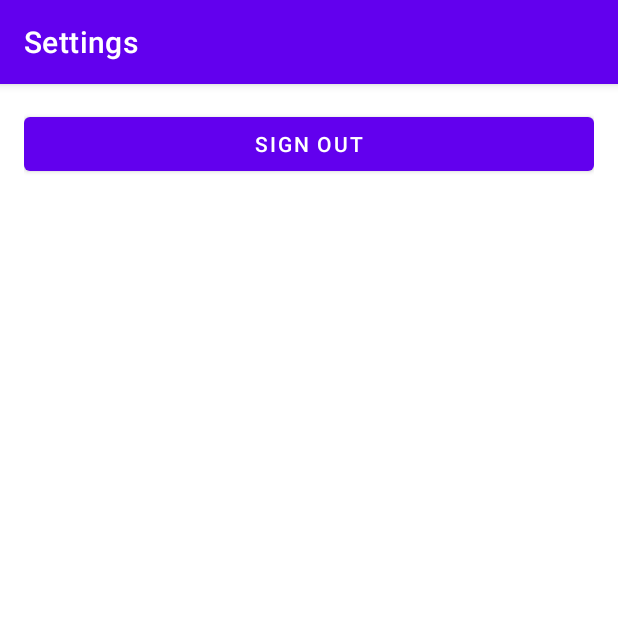
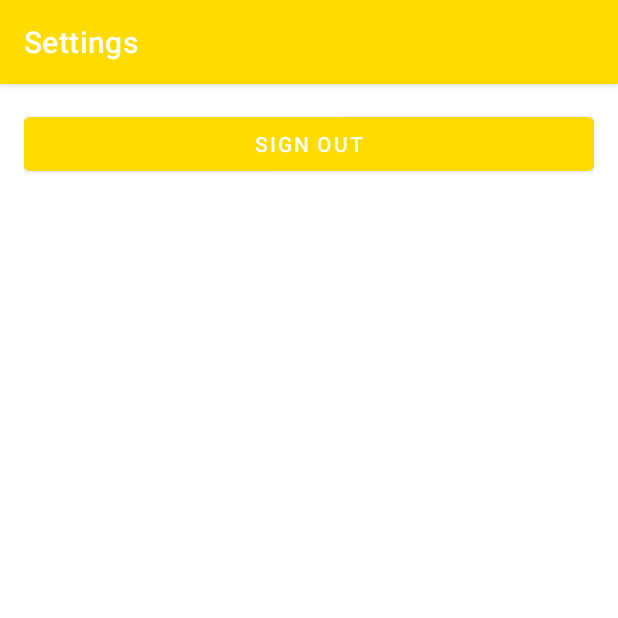
Before and after one commit to joe-jhou2/CS427-AppProject-Team44, an Android app: the SettingsActivity screen opened directly, with no data from a screen before it, on a phone screen of 412 x 824 dp, the top half of it. Run offline under Robolectric (Android 15) with nearby library versions, the phone set to English and light mode, and no system bars.

Commit message:
added 4 themes, edited themes.xml, activity_details&main rebasing

```diff
--- a/app/src/main/java/edu/uiuc/cs427app/MainActivity.java
+++ b/app/src/main/java/edu/uiuc/cs427app/MainActivity.java
@@ -6,6 +6,8 @@ import android.content.ContentValues;
 import android.content.Intent;
 
 import android.database.Cursor;
+import android.graphics.Color;
+import android.graphics.drawable.Drawable;
 import android.os.Bundle;
 import android.content.SharedPreferences;
 import androidx.appcompat.app.AppCompatActivity;
--- /dev/null
+++ b/app/src/main/res/drawable/dawn.xml
@@ -0,0 +1,9 @@
+<?xml version="1.0" encoding="utf-8"?>
+<shape xmlns:android="http://schemas.android.com/apk/res/android"
+    android:shape="rectangle">
+    <gradient
+        android:startColor="#ebbb7e"
+        android:endColor="#9b8395"
+        android:centerColor="#9e9ca0"
+        android:angle="90" />
+</shape>
--- /dev/null
+++ b/app/src/main/res/drawable/day.xml
@@ -0,0 +1,9 @@
+<?xml version="1.0" encoding="utf-8"?>
+<shape xmlns:android="http://schemas.android.com/apk/res/android"
+    android:shape="rectangle">
+    <gradient
+        android:startColor="#c5d2f4"
+        android:endColor="#06a3fc"
+        android:centerColor="#74bbfc"
+        android:angle="90" />
+</shape>
--- /dev/null
+++ b/app/src/main/res/drawable/dusk.xml
@@ -0,0 +1,9 @@
+<?xml version="1.0" encoding="utf-8"?>
+<shape xmlns:android="http://schemas.android.com/apk/res/android"
+    android:shape="rectangle">
+    <gradient
+        android:startColor="#e2ad71"
+        android:endColor="#250b56"
+        android:centerColor="#b6466c"
+        android:angle="90" />
+</shape>
--- /dev/null
+++ b/app/src/main/res/drawable/night.xml
@@ -0,0 +1,9 @@
+<?xml version="1.0" encoding="utf-8"?>
+<shape xmlns:android="http://schemas.android.com/apk/res/android"
+    android:shape="rectangle">
+    <gradient
+        android:startColor="#3c2353"
+        android:endColor="#040c1b"
+        android:centerColor="#201e43"
+        android:angle="90" />
+</shape>
--- a/app/src/main/res/layout/activity_details.xml
+++ b/app/src/main/res/layout/activity_details.xml
@@ -4,7 +4,8 @@
     xmlns:tools="http://schemas.android.com/tools"
     android:layout_width="match_parent"
     android:layout_height="match_parent"
-    tools:context=".MainActivity">
+    tools:context=".MainActivity"
+    android:background= "?myBackgroundGradient">
 
     <LinearLayout
         android:id="@+id/details"
--- a/app/src/main/res/layout/activity_main.xml
+++ b/app/src/main/res/layout/activity_main.xml
@@ -4,7 +4,9 @@
     xmlns:tools="http://schemas.android.com/tools"
     android:layout_width="match_parent"
     android:layout_height="match_parent"
-    tools:context=".MainActivity">
+    tools:context=".MainActivity"
+    android:background="?myBackgroundGradient"
+    >
 
     <Button
         android:id="@+id/themeButton"
@@ -25,13 +27,13 @@
             android:id="@+id/textView3"
             android:layout_width="match_parent"
             android:layout_height="50dp"
-            android:text="CS427 Project App" />
+            android:text="  CS427 Project App" />
 
         <TextView
             android:id="@+id/textView4"
             android:layout_width="match_parent"
             android:layout_height="wrap_content"
-            android:text="List of Locations" />
+            android:text="  List of Locations" />
 
         <TextView
             android:id="@+id/textView5"
@@ -47,7 +49,8 @@
         <TextView
             android:id="@+id/textView14"
             android:layout_width="match_parent"
-            android:layout_height="89dp" />
+            android:layout_height="89dp"
+             />
 
         <Button
             android:id="@+id/buttonAddCity"
--- a/app/src/main/res/values/colors.xml
+++ b/app/src/main/res/values/colors.xml
@@ -19,4 +19,5 @@
     <color name="green_400">#66BB6A</color>
     <color name="green_500">#4CAF50</color>
     <color name="green_700">#388E3C</color>
+    <attr name = "myBackgroundGradient" format = "integer"/>
 </resources>
--- a/app/src/main/res/values/themes.xml
+++ b/app/src/main/res/values/themes.xml
@@ -1,61 +1,60 @@
 <resources xmlns:tools="http://schemas.android.com/tools">
     <!-- Base application theme. -->
+
+    <style name="Theme.MyFirstApp" parent="Theme.MaterialComponents.DayNight.DarkActionBar">
+        <!-- Primary brand color. -->
+        <item name="colorPrimary">@color/purple_700</item>
+        <item name="colorPrimaryVariant">@color/purple_500</item>
+        <item name="colorOnPrimary">@color/white</item>
+        <!-- Status bar color. -->
+        <item name="android:statusBarColor" tools:targetApi="l">?attr/colorPrimaryVariant</item>
+        <item name ="myBackgroundGradient">@color/white</item>
+
+    </style>
+    <style name="Theme.Dawn" parent="Theme.MaterialComponents.DayNight.DarkActionBar">
+        <!-- Primary brand color. -->
+        <item name="colorPrimary">#e0ab8d</item>
+        <item name="colorPrimaryVariant">#f0d08f</item>
+        <item name="colorOnPrimary">@color/white</item>
+        <!-- Status bar color. -->
+        <item name="android:statusBarColor" tools:targetApi="l">?attr/colorPrimaryVariant</item>
+
+        <!-- Customize your theme here. -->
+        <item name ="myBackgroundGradient">@drawable/dawn</item>
+        <item name = "android:textColor">@color/white</item>
+    </style>
+    <style name="Theme.Dusk" parent="Theme.MaterialComponents.DayNight.DarkActionBar">
+        <!-- Primary brand color. -->
+        <item name="colorPrimary">#edc573</item>
+        <item name="colorPrimaryVariant">#d99771</item>
+        <item name="colorOnPrimary">@color/white</item>
+        <!-- Status bar color. -->
+        <item name="android:statusBarColor" tools:targetApi="l">?attr/colorPrimaryVariant</item>
+        <!-- Customize your theme here. -->
+        <item name ="myBackgroundGradient">@drawable/dusk</item>
+        <item name = "android:textColor">@color/white</item>
+    </style>
     <style name="Theme.Day" parent="Theme.MaterialComponents.DayNight.DarkActionBar">
         <!-- Primary brand color. -->
-        <item name="colorPrimary">@color/purple_500</item>
-        <item name="colorPrimaryVariant">@color/purple_700</item>
+        <item name="colorPrimary">#ffdb00</item>
+        <item name="colorPrimaryVariant">#fff099</item>
         <item name="colorOnPrimary">@color/white</item>
-        <!-- Secondary brand color. -->
-        <item name="colorSecondary">@color/teal_200</item>
-        <item name="colorSecondaryVariant">@color/teal_700</item>
-        <item name="colorOnSecondary">@color/black</item>
         <!-- Status bar color. -->
         <item name="android:statusBarColor" tools:targetApi="l">?attr/colorPrimaryVariant</item>
+        <!-- Customize your theme here. -->
+        <item name ="myBackgroundGradient">@drawable/day</item>
+        <item name = "android:textColor">@color/white</item>
     </style>
-
-    <!-- Additional theme. -->
     <style name="Theme.Night" parent="Theme.MaterialComponents.DayNight.DarkActionBar">
-        <!-- Color for primary components like the status bar -->
-        <item name="colorPrimary">#FFA000</item>
-        <item name="colorPrimaryDark">#FFA000</item>
-        <item name="colorAccent">#FFA000</item>
-        <!-- Text colors -->
-        <item name="android:textColor">#E0E0E0</item>
-        <item name="android:textColorPrimary">#E0E0E0</item>
-        <item name="android:textColorSecondary">#B0B0B0</item>
-        <!-- Background colors -->
-        <item name="android:windowBackground">#121212</item>
-        <item name="android:background">#242424</item>
-        <!-- Divider color -->
-        <item name="android:divider">#3A3A3A</item>
-    </style>
-
-    <!-- Additional theme. -->
-    <style name="Theme.Dawn" parent="Theme.MaterialComponents.DayNight.DarkActionBar">
         <!-- Primary brand color. -->
-        <item name="colorPrimary">@color/blue_500</item>
-        <item name="colorPrimaryVariant">@color/blue_700</item>
+        <item name="colorPrimary">#3f135c</item>
+        <item name="colorPrimaryVariant">#bc8fb1</item>
         <item name="colorOnPrimary">@color/white</item>
-        <!-- Secondary brand color. -->
-        <item name="colorSecondary">@color/orange_200</item>
-        <item name="colorSecondaryVariant">@color/orange_700</item>
-        <item name="colorOnSecondary">@color/black</item>
         <!-- Status bar color. -->
         <item name="android:statusBarColor" tools:targetApi="l">?attr/colorPrimaryVariant</item>
-    </style>
-
-    <!-- Additional theme. -->
-    <style name="Theme.Dusk" parent="Theme.MaterialComponents.DayNight.DarkActionBar">
-        <!-- Primary brand color. -->
-        <item name="colorPrimary">@color/green_500</item>
-        <item name="colorPrimaryVariant">@color/green_700</item>
-        <item name="colorOnPrimary">@color/white</item>
-        <!-- Secondary brand color. -->
-        <item name="colorSecondary">@color/green_200</item>
-        <item name="colorSecondaryVariant">@color/green_700</item>
-        <item name="colorOnSecondary">@color/black</item>
-        <!-- Status bar color. -->
-        <item name="android:statusBarColor" tools:targetApi="l">?attr/colorPrimaryVariant</item>
+        <!-- Customize your theme here. -->
+        <item name ="myBackgroundGradient">@drawable/night</item>
+        <item name = "android:textColor">@color/white</item>
     </style>
 
     <style name="MyDialogTheme" parent="Theme.AppCompat.Light.Dialog.Alert">
```
